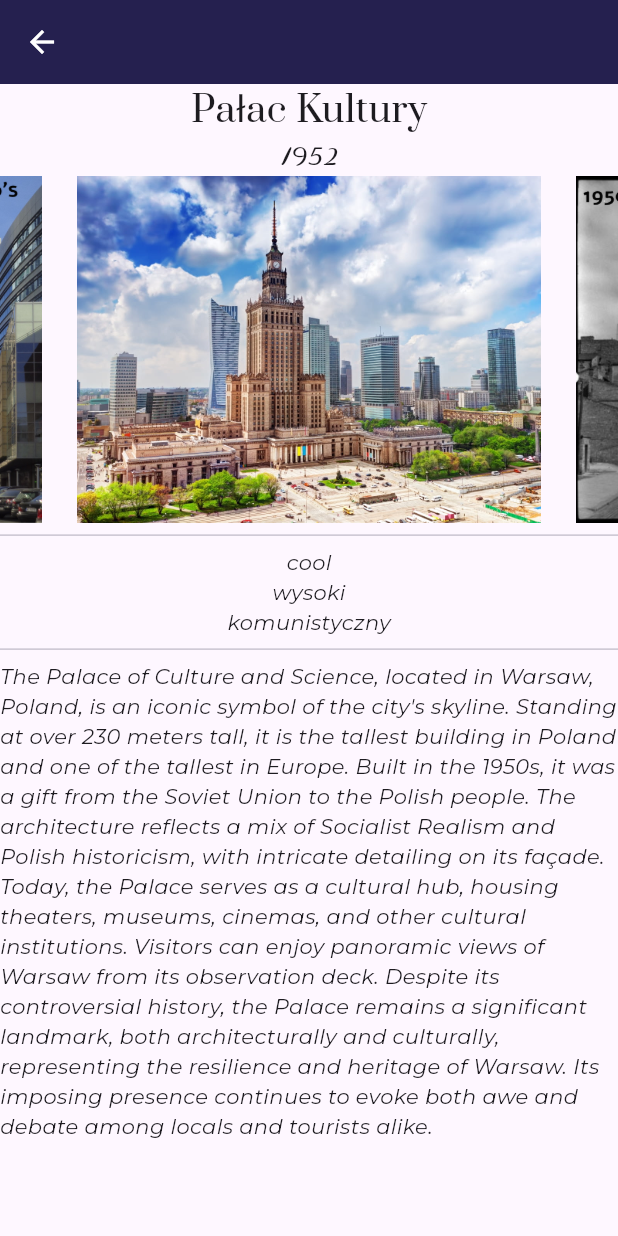
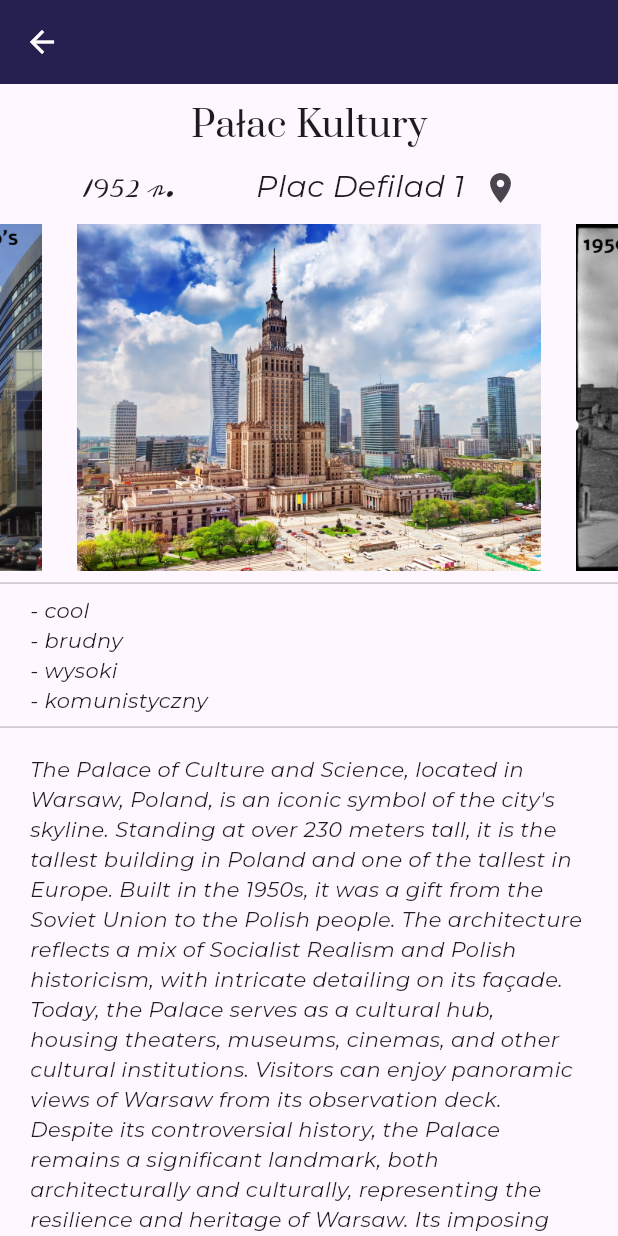
Before and after one commit to SmartCityPW/projekt-it, a Flutter app: the PlaceDetailsPage screen opened directly with sample values from the repository, on a phone screen of 412 x 824 dp. Run offline on Flutter 3.47's test engine with Material 3 defaults, Android fonts, the phone set to English and light mode, and no system bars; drawn by our look-alikes of carousel_slider; our stand-ins replace camera, flutter_svg, geolocator; missing offline and left inert: map_launcher; project files that could hold a hidden picture were left out.

Commit message:
Added padding, changed fun facts alignment from center to left, added street location info and button

```diff
--- a/lib/placeDetailsPage.dart
+++ b/lib/placeDetailsPage.dart
@@ -22,15 +22,34 @@ class _PlaceDetailsPageState extends State<PlaceDetailsPage> {
           ),
         ),
         body: SingleChildScrollView(
+          child: Padding(
+            padding: const EdgeInsets.only(top: 10, bottom: 20),
             child: Column(
               children: [
                 Text(
                   widget.placeData.name,
                   style: fontHeaderMedium,
                 ),
+                Row(
+                  mainAxisAlignment: MainAxisAlignment.spaceEvenly,
+                  children: <Widget>[
                     Text(
                       widget.placeData.constructionDate,
                       style: fontFancySmall,
+                    ),
+                    Wrap(
+                      crossAxisAlignment: WrapCrossAlignment.center,
+                      children: [
+                        Text(
+                          "${widget.placeData.street} ${widget.placeData.streetNr}",
+                          style: fontBody,
+                        ),
+                        IconButton(
+                            onPressed: () {},
+                            icon: const Icon(Icons.location_on_sharp)),
+                      ],
+                    )
+                  ],
                 ),
                 CarouselSlider(
                   options: CarouselOptions(
@@ -44,18 +63,29 @@ class _PlaceDetailsPageState extends State<PlaceDetailsPage> {
                     );
                   }).toList(),
                 ),
-                  Divider()
-                ] +
-                [
+                Divider(),
+                Container(
+                  alignment: Alignment.centerLeft,
+                  padding: EdgeInsets.only(left: 20),
+                  child: Column(
+                    crossAxisAlignment: CrossAxisAlignment.start,
+                    children: [
                       for (String funFact in widget.placeData.funFacts)
-                    Text(funFact)
-                ] +
-                [
-                  Divider(),
                         Text(
-                    widget.placeData.description,
+                          "- ${funFact}",
                         )
                     ],
+                  ),
+                ),
+                Divider(),
+                Padding(
+                  padding: const EdgeInsets.only(left: 20, right: 20, top: 10),
+                  child: Text(
+                    widget.placeData.description,
+                  ),
+                )
+              ],
+            ),
           ),
         ));
   }
```
Also changed, not shown: lib/placeData.dart (+8 -8 lines). Lines whose indentation alone changed are shown as unchanged.
